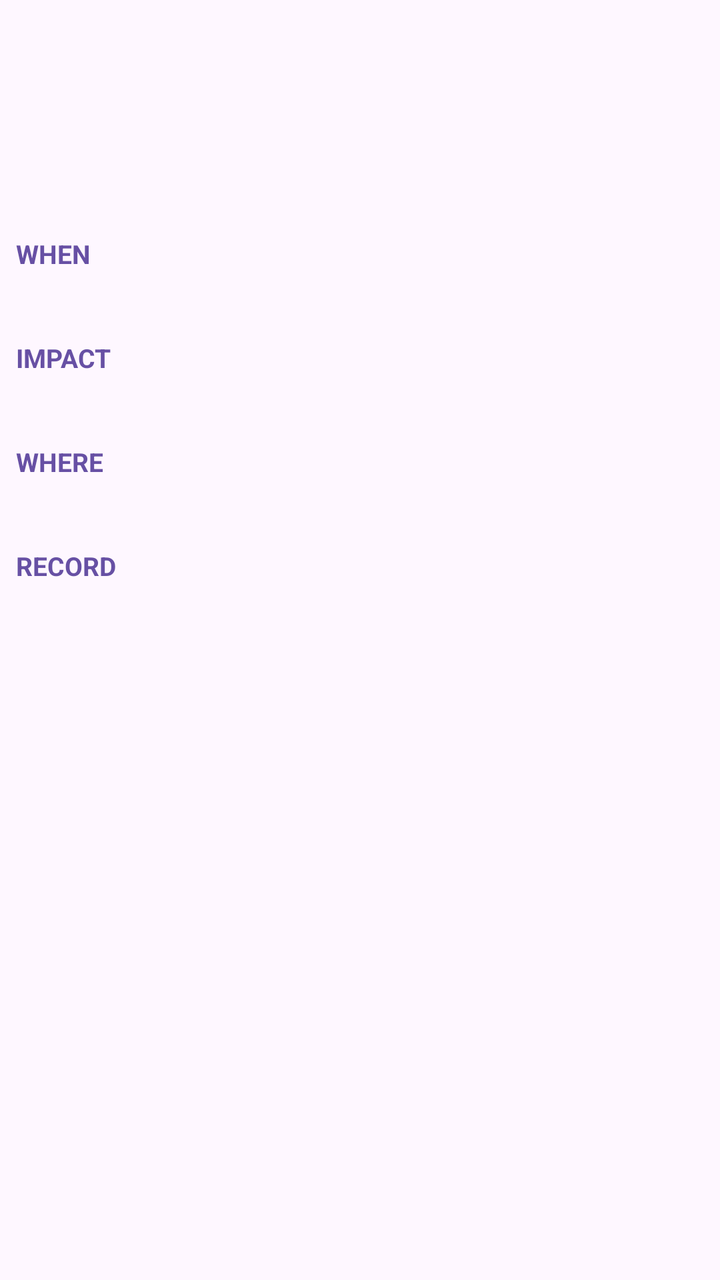
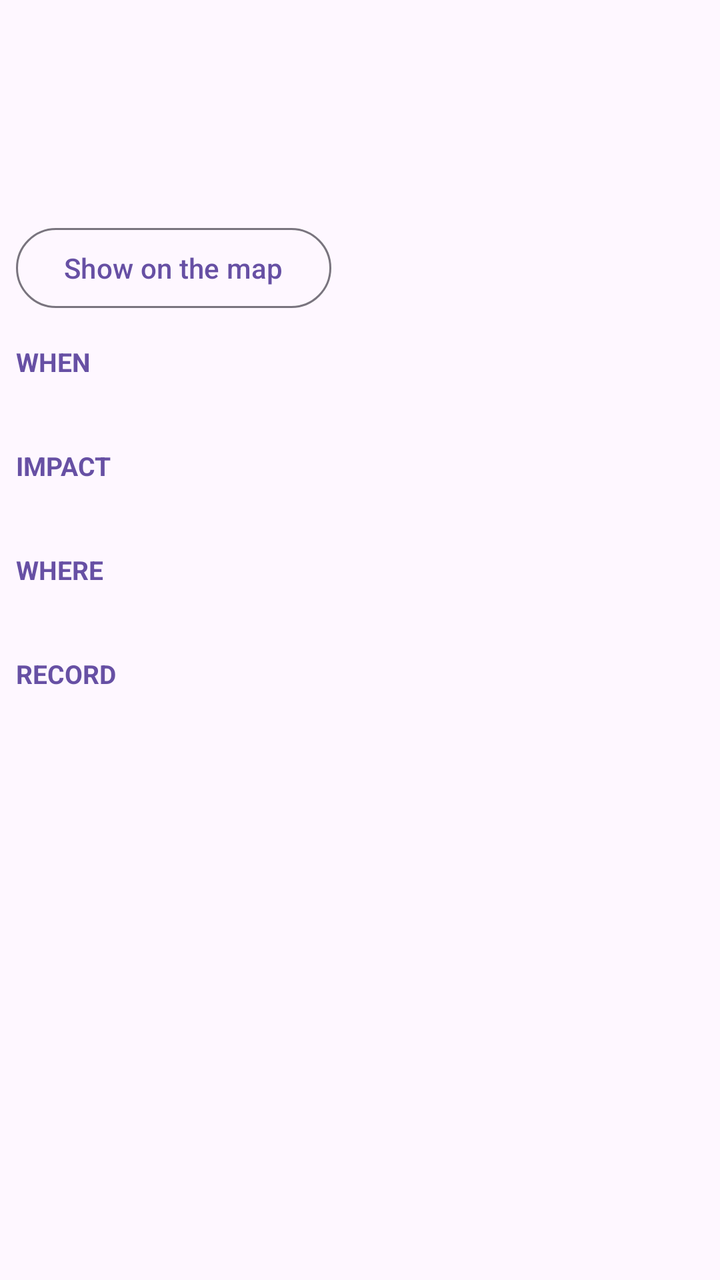

Screens rendered from an Android XML layout before and after an edit, with the pre-edit source and the edit as a unified diff.
<!-- AndroidManifest.xml: application theme Theme.BowieDay_Adam_S1831372 -->
<!-- res/layout/frag_situation_detail.xml -->
<?xml version="1.0" encoding="utf-8"?>
<ScrollView xmlns:android="http://schemas.android.com/apk/res/android"
    android:layout_width="match_parent"
    android:layout_height="match_parent">
    <LinearLayout
        android:orientation="vertical"
        android:layout_width="match_parent"
        android:layout_height="wrap_content"
        android:padding="8dp">

        
        <LinearLayout
            android:orientation="horizontal"
            android:layout_width="match_parent"
            android:layout_height="wrap_content"
            android:gravity="center_vertical">
            <ImageView
                android:id="@+id/detailIcon"
                android:layout_width="40dp"
                android:layout_height="40dp"
                android:layout_marginEnd="10dp"
                android:contentDescription="Situation type icon" />
            <TextView
                android:id="@+id/detailType"
                android:layout_width="0dp"
                android:layout_height="wrap_content"
                android:layout_weight="1"
                android:textSize="20sp"
                android:textStyle="bold" />
        </LinearLayout>

        <TextView
            android:id="@+id/detailComment"
            android:layout_width="match_parent"
            android:layout_height="wrap_content"
            android:layout_marginTop="8dp"
            android:textSize="16sp" />

        
        <TextView
            android:id="@+id/detailDuration"
            android:layout_width="match_parent"
            android:layout_height="wrap_content"
            android:layout_marginTop="6dp"
            android:textSize="15sp"
            android:textStyle="bold" />

        <TextView
            style="@style/DetailHeading"
            android:text="When" />
        <TextView
            android:id="@+id/detailWhen"
            style="@style/DetailBody" />

        <TextView
            style="@style/DetailHeading"
            android:text="Impact" />
        <TextView
            android:id="@+id/detailImpact"
            style="@style/DetailBody" />

        <TextView
            style="@style/DetailHeading"
            android:text="Where" />
        <TextView
            android:id="@+id/detailWhere"
            style="@style/DetailBody" />

        <TextView
            style="@style/DetailHeading"
            android:text="Record" />
        <TextView
            android:id="@+id/detailRecord"
            style="@style/DetailBody" />
    </LinearLayout>
</ScrollView>
<!-- resources referenced by this layout -->
<resources>
  <style name="DetailBody">
          <item name="android:layout_width">match_parent</item>
          <item name="android:layout_height">wrap_content</item>
          <item name="android:textSize">15sp</item>
          <item name="android:lineSpacingExtra">3dp</item>
      </style>
  <style name="DetailHeading">
          <item name="android:layout_width">match_parent</item>
          <item name="android:layout_height">wrap_content</item>
          <item name="android:layout_marginTop">14dp</item>
          <item name="android:textSize">13sp</item>
          <item name="android:textStyle">bold</item>
          <item name="android:textAllCaps">true</item>
          <item name="android:textColor">?attr/colorPrimary</item>
      </style>
  <style name="Theme.BowieDay_Adam_S1831372" parent="Base.Theme.BowieDay_Adam_S1831372" />
  <style name="Base.Theme.BowieDay_Adam_S1831372" parent="Theme.Material3.DayNight.NoActionBar">
          
          
      </style>
</resources>

<!-- the commit's change to res/layout/frag_situation_detail.xml (unified diff, before → after) -->
@@ -45,6 +45,14 @@
             android:textSize="15sp"
             android:textStyle="bold" />
 
+        <Button
+            android:id="@+id/detailMapButton"
+            style="?attr/materialButtonOutlinedStyle"
+            android:layout_width="wrap_content"
+            android:layout_height="wrap_content"
+            android:layout_marginTop="6dp"
+            android:text="Show on the map" />
+
         <TextView
             style="@style/DetailHeading"
             android:text="When" />
